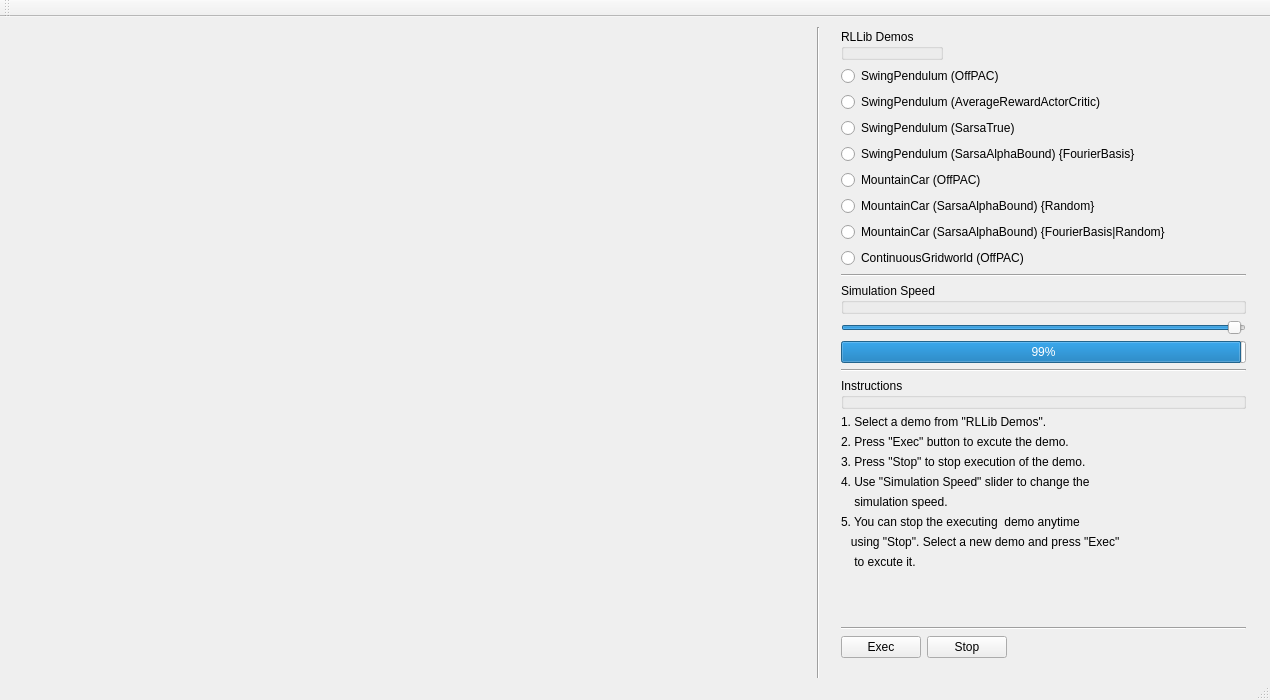
This is visualization/RLLibViz/RLLibVizForm.ui in samindaa/RLLib as Qt 5 draws it before an edit. The edited form follows.
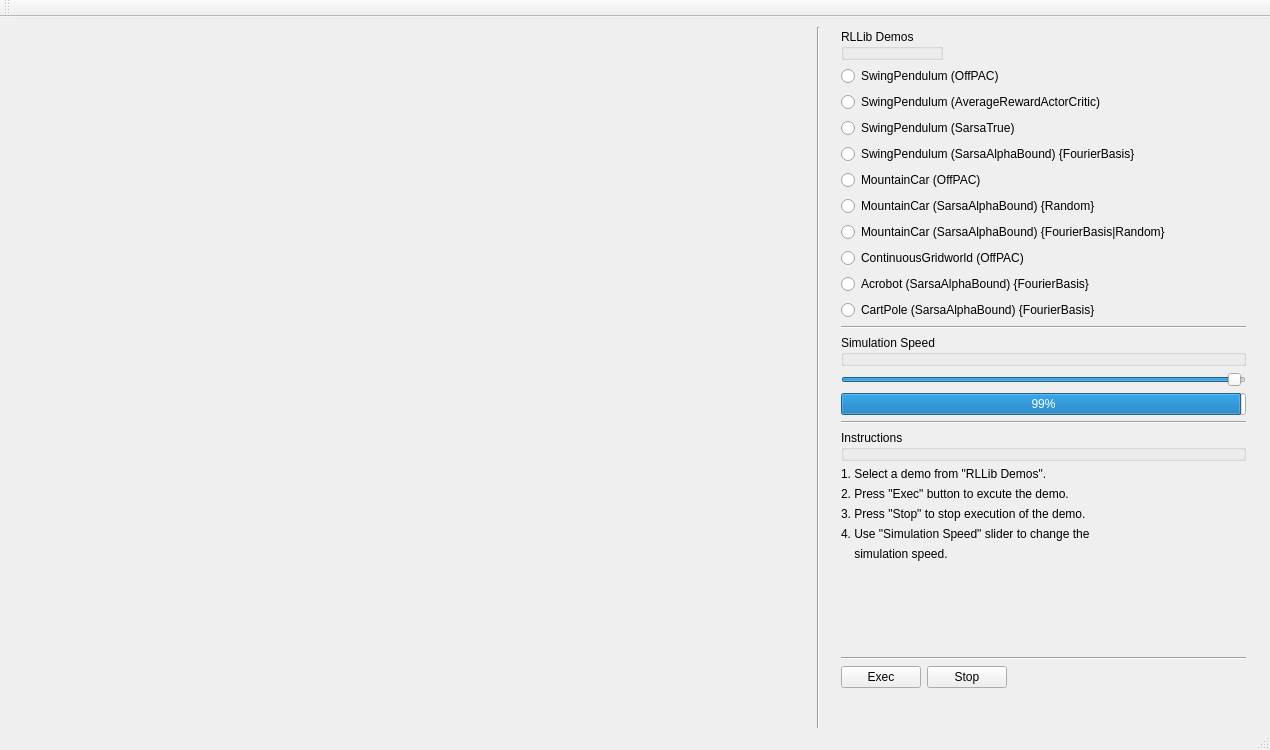
This is the edited form.

Diff of the .ui file:
```diff
--- a/visualization/RLLibViz/RLLibVizForm.ui
+++ b/visualization/RLLibViz/RLLibVizForm.ui
@@ -7,7 +7,7 @@
     <x>0</x>
     <y>0</y>
     <width>1270</width>
-    <height>700</height>
+    <height>750</height>
    </rect>
   </property>
   <property name="windowTitle">
@@ -49,7 +49,7 @@
       <x>830</x>
       <y>1</y>
       <width>427</width>
-      <height>651</height>
+      <height>681</height>
      </rect>
     </property>
     <layout class="QVBoxLayout" name="verticalLayout">
@@ -126,6 +126,20 @@
            </property>
           </widget>
          </item>
+         <item row="9" column="0">
+          <widget class="QRadioButton" name="radioButtonCartPoleSarsaAlphaBoundFourierBasis">
+           <property name="text">
+            <string>CartPole (SarsaAlphaBound) {FourierBasis}</string>
+           </property>
+          </widget>
+         </item>
+         <item row="8" column="0">
+          <widget class="QRadioButton" name="radioButtonAcrobotSarasaAlphaBoundFourierBasis">
+           <property name="text">
+            <string>Acrobot (SarsaAlphaBound) {FourierBasis}</string>
+           </property>
+          </widget>
+         </item>
         </layout>
        </item>
       </layout>
@@ -213,27 +227,6 @@
        </property>
       </widget>
      </item>
-     <item>
-      <widget class="QLabel" name="label_6">
-       <property name="text">
-        <string>5. You can stop the executing  demo anytime</string>
-       </property>
-      </widget>
-     </item>
-     <item>
-      <widget class="QLabel" name="label_7">
-       <property name="text">
-        <string>   using &quot;Stop&quot;. Select a new demo and press &quot;Exec&quot;</string>
-       </property>
-      </widget>
-     </item>
-     <item>
-      <widget class="QLabel" name="label_8">
-       <property name="text">
-        <string>    to excute it.</string>
-       </property>
-      </widget>
-     </item>
      <item>
       <spacer name="verticalSpacer">
        <property name="orientation">
```
